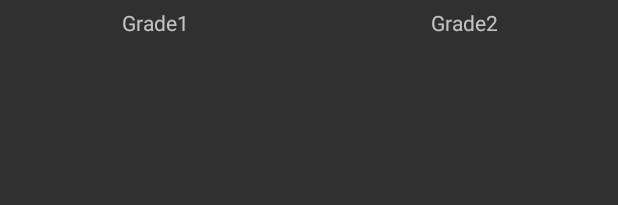
After one commit to FrancisLevesque/ClimbingGradeConverter, an Android app: the layout grade_list_items.xml on its own in the app's theme, with its tools: preview values and no code run, on a phone screen of 412 x 824 dp. The commit adds this screen. Shown: the top 205 px of the screen. Run offline under Robolectric (Android 15) with nearby library versions, the phone set to English and light mode, and no system bars.

Commit message:
Hold both grades in the same recycle view adapter

```diff
--- a/app/src/main/java/com/francislevesque/climbinggradeconverter/activities/GradesActivity.kt
+++ b/app/src/main/java/com/francislevesque/climbinggradeconverter/activities/GradesActivity.kt
@@ -13,6 +13,8 @@ import kotlinx.android.synthetic.main.activity_grades.*
 class GradesActivity : AppCompatActivity() {
 
     private lateinit var adapter: GradingSystemRecycleAdapter
+
+    // TODO: Reset choices when we return to this screen from a selection
 
     override fun onCreate(savedInstanceState: Bundle?) {
         super.onCreate(savedInstanceState)
--- a/app/src/main/java/com/francislevesque/climbinggradeconverter/activities/MainActivity.kt
+++ b/app/src/main/java/com/francislevesque/climbinggradeconverter/activities/MainActivity.kt
@@ -8,6 +8,8 @@ import com.francislevesque.climbinggradeconverter.utilities.EXTRA_CLIMBING_TYPE
 import kotlinx.android.synthetic.main.activity_main.*
 
 class MainActivity : AppCompatActivity() {
+
+    // TODO: Add a disclaimer
 
     override fun onCreate(savedInstanceState: Bundle?) {
         super.onCreate(savedInstanceState)
--- /dev/null
+++ b/app/src/main/res/layout/grade_list_items.xml
@@ -0,0 +1,33 @@
+<?xml version="1.0" encoding="utf-8"?>
+<androidx.constraintlayout.widget.ConstraintLayout xmlns:android="http://schemas.android.com/apk/res/android"
+    xmlns:app="http://schemas.android.com/apk/res-auto"
+    xmlns:tools="http://schemas.android.com/tools"
+    android:layout_width="match_parent"
+    android:layout_height="30dp">
+
+    <TextView
+        android:id="@+id/fromGrade"
+        android:layout_width="wrap_content"
+        android:layout_height="wrap_content"
+        app:layout_constraintBottom_toBottomOf="parent"
+        app:layout_constraintEnd_toStartOf="@+id/guideline2"
+        app:layout_constraintStart_toStartOf="parent"
+        app:layout_constraintTop_toTopOf="parent"
+        tools:text="Grade1" />
+
+    <TextView
+        android:id="@+id/toGrade"
+        android:layout_width="wrap_content"
+        android:layout_height="wrap_content"
+        app:layout_constraintEnd_toEndOf="parent"
+        app:layout_constraintStart_toStartOf="@+id/guideline2"
+        app:layout_constraintTop_toTopOf="@+id/fromGrade"
+        tools:text="Grade2" />
+
+    <androidx.constraintlayout.widget.Guideline
+        android:id="@+id/guideline2"
+        android:layout_width="wrap_content"
+        android:layout_height="wrap_content"
+        android:orientation="vertical"
+        app:layout_constraintGuide_percent="0.50121653" />
+</androidx.constraintlayout.widget.ConstraintLayout>
```
Also changed, not shown: app/src/main/java/com/francislevesque/climbinggradeconverter/activities/ConvertActivity.kt (+7 -14 lines), app/src/main/java/com/francislevesque/climbinggradeconverter/adapters/GradeRecycleAdapter.kt (+12 -7 lines), app/src/main/java/com/francislevesque/climbinggradeconverter/adapters/GradingSystemRecycleAdapter.kt (+8 -3 lines), app/src/main/java/com/francislevesque/climbinggradeconverter/services/DataService.kt (+66 -2 lines), app/src/main/res/layout/activity_conversion.xml (+3 -14 lines).
